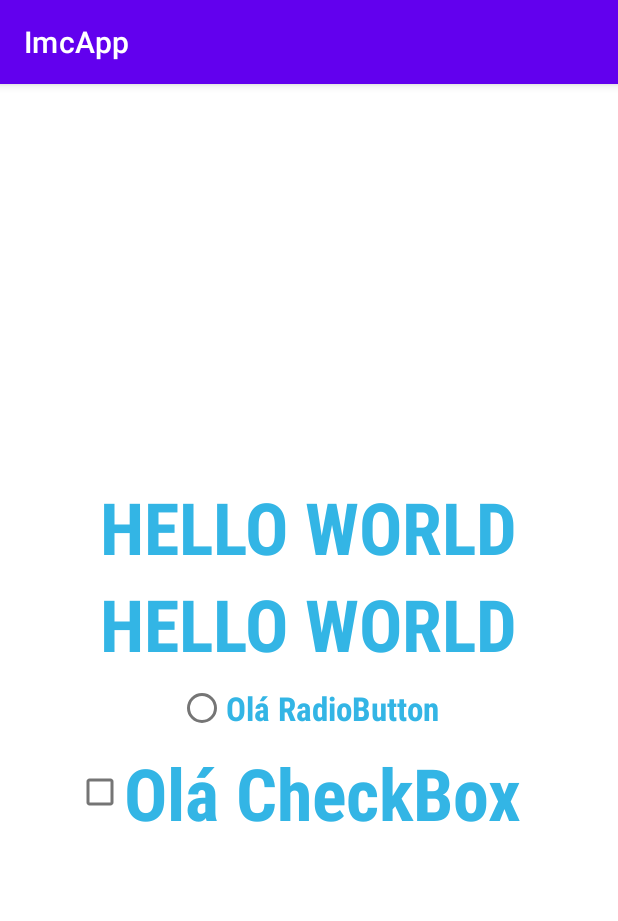
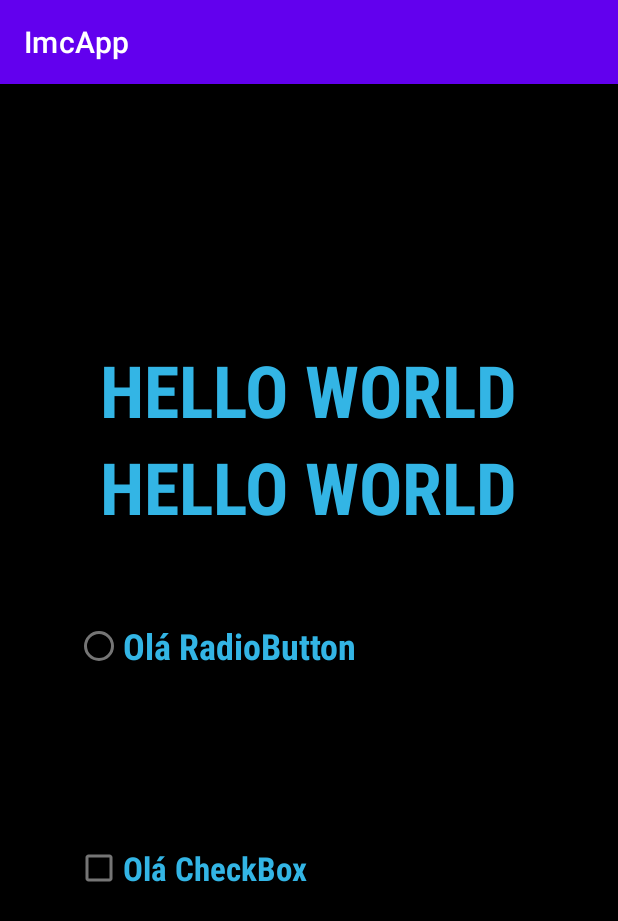
Before and after one commit to clovisdanielcosta/kotlin-calculadora-imc, an Android app: the screen it shows after launch (MainActivity), on a phone screen of 412 x 824 dp. Shown: the top 921 px of the screen. Run offline under Robolectric (Android 15) with nearby library versions, the phone set to English and light mode, and no system bars.

Commit message:
Updating gravity, layout gravity and margin on activity_main.xml.

```diff
--- a/app/src/main/res/layout/activity_main.xml
+++ b/app/src/main/res/layout/activity_main.xml
@@ -3,6 +3,7 @@
     android:layout_width="match_parent"
     android:layout_height="match_parent"
     android:gravity="center"
+    android:background="@color/black"
     android:orientation="vertical" >
 
     <TextView
@@ -19,15 +20,21 @@
 
     <RadioButton
         style="@style/title_purple"
-        android:textSize="22sp"
+        android:textSize="24sp"
+        android:layout_gravity="start"
+        android:layout_margin="50sp"
         android:layout_width="wrap_content"
         android:layout_height="wrap_content"
         android:text="@string/ol_radiobutton"/>
 
     <CheckBox
         style="@style/title_purple"
-        android:layout_width="310dp"
+        android:scrollbarSize="24sp"
+        android:layout_width="wrap_content"
         android:layout_height="wrap_content"
-        android:text="@string/ol_checkbox" />
+        android:layout_gravity="start"
+        android:layout_margin="50sp"
+        android:text="@string/ol_checkbox"
+        android:textSize="22sp" />
 
 </LinearLayout>
```
